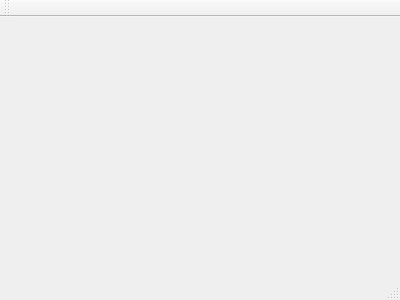
The window that mainwindow.ui (termNinja/rs16-24) describes before a commit, drawn with Qt 5.
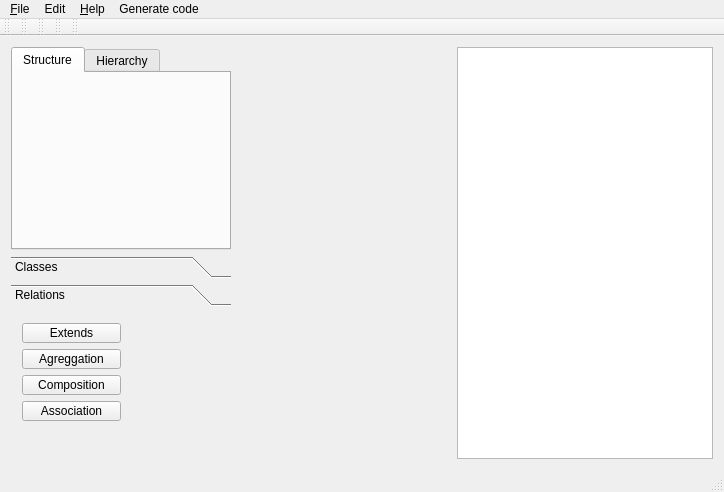
The same window after the commit. The open tabs and pages were chosen to show the change. Icons and pictures are not drawn.

Patch:
```diff
--- a/mainwindow.ui
+++ b/mainwindow.ui
@@ -1,24 +1,373 @@
 <ui version="4.0">
  <class>MainWindow</class>
- <widget class="QMainWindow" name="MainWindow" >
-  <property name="geometry" >
+ <widget class="QMainWindow" name="MainWindow">
+  <property name="enabled">
+   <bool>true</bool>
+  </property>
+  <property name="geometry">
    <rect>
     <x>0</x>
     <y>0</y>
-    <width>400</width>
-    <height>300</height>
+    <width>724</width>
+    <height>492</height>
    </rect>
   </property>
   <property name="windowTitle" >
    <string>MainWindow</string>
   </property>
-  <widget class="QMenuBar" name="menuBar" />
-  <widget class="QToolBar" name="mainToolBar" />
-  <widget class="QWidget" name="centralWidget" />
-  <widget class="QStatusBar" name="statusBar" />
+  <widget class="QWidget" name="centralWidget">
+   <property name="enabled">
+    <bool>true</bool>
+   </property>
+   <layout class="QGridLayout" name="gridLayout">
+    <item row="0" column="0">
+     <layout class="QVBoxLayout" name="verticalLayout_4">
+      <property name="sizeConstraint">
+       <enum>QLayout::SetMinAndMaxSize</enum>
+      </property>
+      <item>
+       <widget class="QTabWidget" name="tabWidget">
+        <property name="currentIndex">
+         <number>0</number>
+        </property>
+        <widget class="QWidget" name="tab">
+         <attribute name="title">
+          <string>Structure</string>
+         </attribute>
+         <zorder>toolBox</zorder>
+        </widget>
+        <widget class="QWidget" name="tab_2">
+         <attribute name="title">
+          <string>Hierarchy</string>
+         </attribute>
+        </widget>
+       </widget>
+      </item>
+      <item>
+       <widget class="QToolBox" name="toolBox">
+        <property name="enabled">
+         <bool>true</bool>
+        </property>
+        <widget class="QWidget" name="toolBoxPage1">
+         <property name="geometry">
+          <rect>
+           <x>0</x>
+           <y>0</y>
+           <width>217</width>
+           <height>141</height>
+          </rect>
+         </property>
+         <attribute name="label">
+          <string>Classes</string>
+         </attribute>
+         <widget class="QWidget" name="layoutWidget_2">
+          <property name="geometry">
+           <rect>
+            <x>0</x>
+            <y>0</y>
+            <width>161</width>
+            <height>151</height>
+           </rect>
+          </property>
+          <layout class="QVBoxLayout" name="verticalLayout_3">
+           <item>
+            <widget class="QPushButton" name="pushButton_10">
+             <property name="maximumSize">
+              <size>
+               <width>150</width>
+               <height>30</height>
+              </size>
+             </property>
+             <property name="text">
+              <string>Class</string>
+             </property>
+             <property name="icon">
+              <iconset>
+               <normaloff>../../../../class.png</normaloff>../../../../class.png</iconset>
+             </property>
+            </widget>
+           </item>
+           <item>
+            <widget class="QPushButton" name="pushButton_11">
+             <property name="maximumSize">
+              <size>
+               <width>150</width>
+               <height>30</height>
+              </size>
+             </property>
+             <property name="text">
+              <string>Inteface</string>
+             </property>
+            </widget>
+           </item>
+           <item>
+            <widget class="QPushButton" name="pushButton_12">
+             <property name="maximumSize">
+              <size>
+               <width>150</width>
+               <height>30</height>
+              </size>
+             </property>
+             <property name="text">
+              <string>PushButton</string>
+             </property>
+            </widget>
+           </item>
+          </layout>
+         </widget>
+        </widget>
+        <widget class="QWidget" name="widget">
+         <property name="geometry">
+          <rect>
+           <x>0</x>
+           <y>0</y>
+           <width>217</width>
+           <height>141</height>
+          </rect>
+         </property>
+         <attribute name="label">
+          <string>Relations</string>
+         </attribute>
+         <widget class="QWidget" name="layoutWidget">
+          <property name="geometry">
+           <rect>
+            <x>0</x>
+            <y>0</y>
+            <width>121</width>
+            <height>120</height>
+           </rect>
+          </property>
+          <layout class="QVBoxLayout" name="verticalLayout">
+           <item>
+            <widget class="QPushButton" name="pushButton">
+             <property name="maximumSize">
+              <size>
+               <width>100</width>
+               <height>25</height>
+              </size>
+             </property>
+             <property name="text">
+              <string>Extends</string>
+             </property>
+             <property name="icon">
+              <iconset>
+               <normaloff>../../../../arrow.png</normaloff>../../../../arrow.png</iconset>
+             </property>
+            </widget>
+           </item>
+           <item>
+            <widget class="QPushButton" name="pushButton_2">
+             <property name="maximumSize">
+              <size>
+               <width>100</width>
+               <height>25</height>
+              </size>
+             </property>
+             <property name="text">
+              <string>Agreggation</string>
+             </property>
+            </widget>
+           </item>
+           <item>
+            <widget class="QPushButton" name="pushButton_13">
+             <property name="maximumSize">
+              <size>
+               <width>100</width>
+               <height>25</height>
+              </size>
+             </property>
+             <property name="text">
+              <string>Composition</string>
+             </property>
+            </widget>
+           </item>
+           <item>
+            <widget class="QPushButton" name="pushButton_3">
+             <property name="maximumSize">
+              <size>
+               <width>100</width>
+               <height>25</height>
+              </size>
+             </property>
+             <property name="text">
+              <string>Association</string>
+             </property>
+            </widget>
+           </item>
+          </layout>
+         </widget>
+        </widget>
+       </widget>
+      </item>
+     </layout>
+    </item>
+    <item row="0" column="1">
+     <spacer name="horizontalSpacer">
+      <property name="orientation">
+       <enum>Qt::Horizontal</enum>
+      </property>
+      <property name="sizeHint" stdset="0">
+       <size>
+        <width>40</width>
+        <height>20</height>
+       </size>
+      </property>
+     </spacer>
+    </item>
+    <item row="0" column="2">
+     <widget class="QTableView" name="tableView"/>
+    </item>
+   </layout>
+  </widget>
+  <widget class="QToolBar" name="toolBar">
+   <property name="windowTitle">
+    <string>toolBar</string>
+   </property>
+   <attribute name="toolBarArea">
+    <enum>TopToolBarArea</enum>
+   </attribute>
+   <attribute name="toolBarBreak">
+    <bool>false</bool>
+   </attribute>
+  </widget>
+  <widget class="QMenuBar" name="menuBar">
+   <property name="geometry">
+    <rect>
+     <x>0</x>
+     <y>0</y>
+     <width>724</width>
+     <height>25</height>
+    </rect>
+   </property>
+   <widget class="QMenu" name="menu_File">
+    <property name="title">
+     <string>&amp;File</string>
+    </property>
+    <widget class="QMenu" name="menuExport">
+     <property name="title">
+      <string>Export as </string>
+     </property>
+     <addaction name="actionSource_code_C"/>
+     <addaction name="actionPdf"/>
+    </widget>
+    <addaction name="actionNew_File"/>
+    <addaction name="actionSave"/>
+    <addaction name="menuExport"/>
+   </widget>
+   <widget class="QMenu" name="menuEdit">
+    <property name="title">
+     <string>Edit</string>
+    </property>
+   </widget>
+   <widget class="QMenu" name="menu_Help">
+    <property name="title">
+     <string>&amp;Help</string>
+    </property>
+    <addaction name="actionRead_Help"/>
+   </widget>
+   <widget class="QMenu" name="menuC_code">
+    <property name="title">
+     <string>Generate code</string>
+    </property>
+    <addaction name="actionC"/>
+    <addaction name="actionPython"/>
+    <addaction name="actionJava"/>
+   </widget>
+   <addaction name="menu_File"/>
+   <addaction name="menuEdit"/>
+   <addaction name="menu_Help"/>
+   <addaction name="menuC_code"/>
+  </widget>
+  <widget class="QToolBar" name="toolBar_2">
+   <property name="windowTitle">
+    <string>toolBar_2</string>
+   </property>
+   <attribute name="toolBarArea">
+    <enum>TopToolBarArea</enum>
+   </attribute>
+   <attribute name="toolBarBreak">
+    <bool>false</bool>
+   </attribute>
+  </widget>
+  <widget class="QToolBar" name="toolBar_3">
+   <property name="windowTitle">
+    <string>toolBar_3</string>
+   </property>
+   <attribute name="toolBarArea">
+    <enum>TopToolBarArea</enum>
+   </attribute>
+   <attribute name="toolBarBreak">
+    <bool>false</bool>
+   </attribute>
+  </widget>
+  <widget class="QStatusBar" name="statusBar"/>
+  <widget class="QToolBar" name="toolBar_4">
+   <property name="windowTitle">
+    <string>toolBar_4</string>
+   </property>
+   <attribute name="toolBarArea">
+    <enum>TopToolBarArea</enum>
+   </attribute>
+   <attribute name="toolBarBreak">
+    <bool>false</bool>
+   </attribute>
+  </widget>
+  <widget class="QToolBar" name="toolBar_5">
+   <property name="windowTitle">
+    <string>toolBar_5</string>
+   </property>
+   <attribute name="toolBarArea">
+    <enum>TopToolBarArea</enum>
+   </attribute>
+   <attribute name="toolBarBreak">
+    <bool>false</bool>
+   </attribute>
+  </widget>
+  <action name="actionNew_File">
+   <property name="checkable">
+    <bool>false</bool>
+   </property>
+   <property name="text">
+    <string>New File</string>
+   </property>
+  </action>
+  <action name="actionSave">
+   <property name="text">
+    <string>Save</string>
+   </property>
+  </action>
+  <action name="actionSource_code_C">
+   <property name="text">
+    <string>Source code (C++)</string>
+   </property>
+  </action>
+  <action name="actionPdf">
+   <property name="text">
+    <string>Pdf</string>
+   </property>
+  </action>
+  <action name="actionRead_Help">
+   <property name="text">
+    <string>Read Help</string>
+   </property>
+  </action>
+  <action name="actionC">
+   <property name="text">
+    <string>C++</string>
+   </property>
+  </action>
+  <action name="actionPython">
+   <property name="text">
+    <string>Python</string>
+   </property>
+  </action>
+  <action name="actionJava">
+   <property name="text">
+    <string>Java</string>
+   </property>
+  </action>
  </widget>
- <layoutDefault spacing="6" margin="11" />
- <pixmapfunction></pixmapfunction>
+ <layoutdefault spacing="6" margin="11"/>
  <resources/>
  <connections/>
 </ui>
```
Left out of the diff: 3 changed lines with no effect on the pictures.
